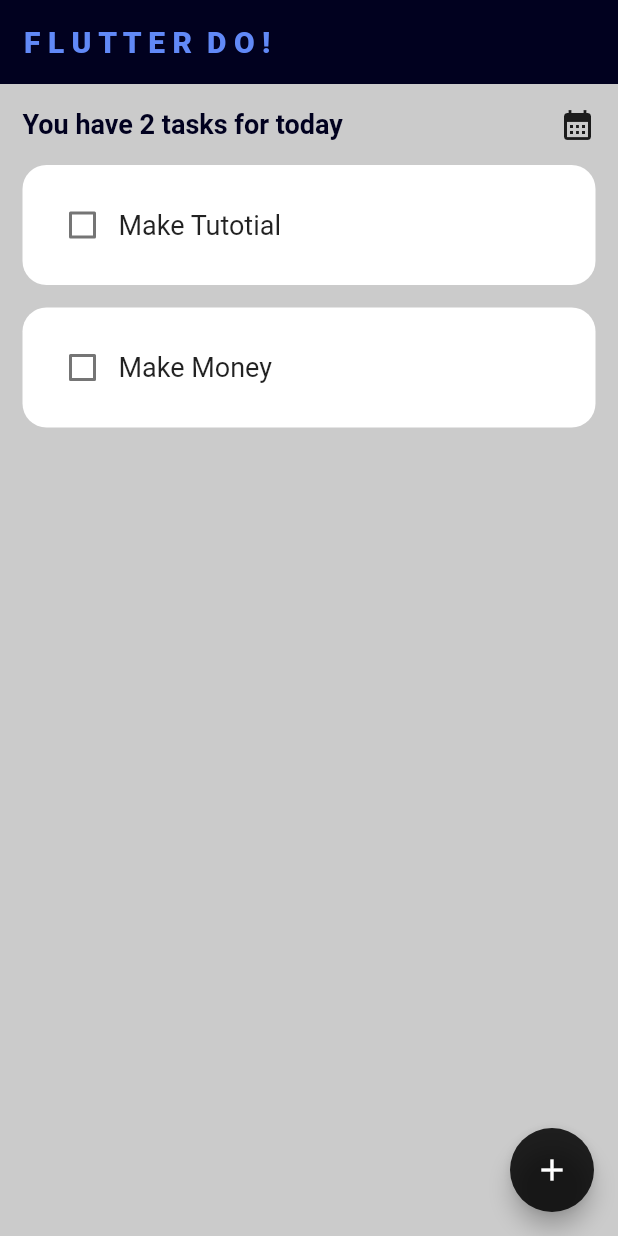
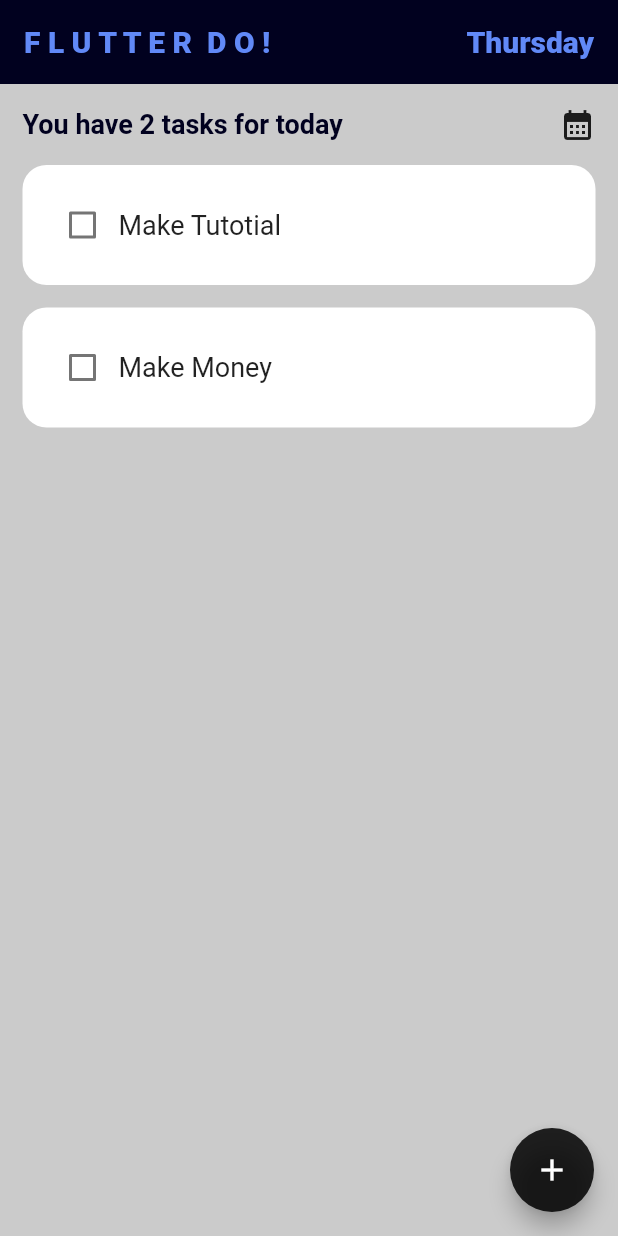
Before and after one commit to OGabrielPereira/FlutterDo, a Flutter app: the screen it shows after launch, on a phone screen of 412 x 824 dp. Run offline on Flutter 3.47's test engine with Material 2 defaults, Android fonts, the phone set to English and light mode, and no system bars; drawn by our look-alikes of flutter_slidable; our stand-ins replace hive_flutter; accounts and stored records are empty.

Commit message:
More UI changes

```diff
--- a/lib/pages/home_page.dart
+++ b/lib/pages/home_page.dart
@@ -3,6 +3,7 @@ import 'package:flutter_do/data/database.dart';
 import 'package:flutter_do/utils/dialog_box.dart';
 import 'package:flutter_do/utils/todo_tile.dart';
 import 'package:hive_flutter/hive_flutter.dart';
+import 'package:intl/intl.dart';
 
 class HomePage extends StatefulWidget {
   const HomePage({super.key});
@@ -13,6 +14,16 @@ class HomePage extends StatefulWidget {
 
 class _HomePageState extends State<HomePage> {
 
+  DateTime date = DateTime.now();
+  static const Map<int, String> weekdayName = {
+    1: "Monday",
+    2: "Tuesday",
+    3: "Wednesday",
+    4: "Thursday",
+    5: "Friday",
+    6: "Saturday",
+    7: "Sunday"
+  };
   // reference the hive box
   final _flutterBox = Hive.box('FlutterBox');
   ToDoDatabase db = ToDoDatabase();
@@ -104,16 +115,29 @@ class _HomePageState extends State<HomePage> {
     return Scaffold(
       // Text 255, 97, 137, 247
       // Background 255, 214, 214, 214
-      backgroundColor: Color.fromARGB(255, 203, 203, 203),
+      backgroundColor: const Color.fromARGB(255, 203, 203, 203),
       appBar: AppBar(
         backgroundColor: const Color.fromARGB(255, 1, 1, 31),
         elevation: 0,
-        title: const Text('F L U T T E R  D O !',
-          style: TextStyle(
-            color: Color.fromARGB(255, 97, 137, 247),
-            fontSize: 20,
-            fontWeight: FontWeight.w900,
-          ),
+        title: Row(
+          mainAxisAlignment: MainAxisAlignment.spaceBetween,
+          children: [
+            const Text('F L U T T E R  D O !',
+              style: TextStyle(
+                color: Color.fromARGB(255, 97, 137, 247),
+                fontSize: 20,
+                fontWeight: FontWeight.w900,
+              ),
+            ),
+            // Day of the week
+            Text(weekdayName[date.weekday]!,
+              style: const TextStyle(
+                color: Color.fromARGB(255, 97, 137, 247),
+                fontSize: 20,
+                fontWeight: FontWeight.w900,
+              ),
+            ),
+          ],
         ),
         centerTitle: false,
       ),
--- a/pubspec.yaml
+++ b/pubspec.yaml
@@ -39,6 +39,7 @@ dependencies:
   flutter_slidable: ^2.0.0
   hive: ^2.2.3
   hive_flutter: ^1.1.0
+  intl: ^0.18.0
 
 dev_dependencies:
   flutter_test:
```
Also changed, not shown: pubspec.lock.
